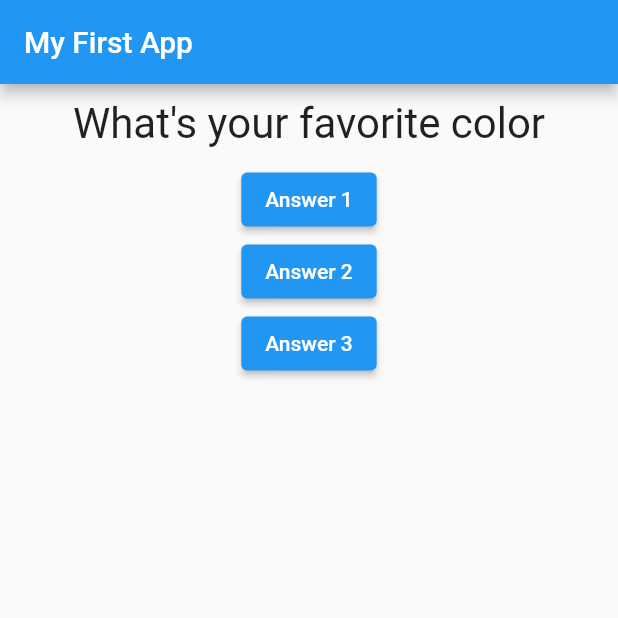
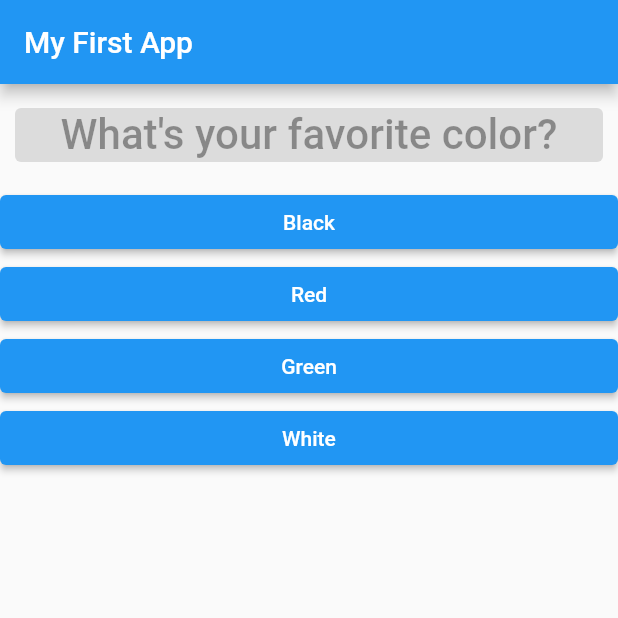
Before and after one commit to AriAlanPR/fluttercourse, a Flutter app: the screen it shows after launch, on a phone screen of 412 x 824 dp, the top half of it. Run offline on Flutter 3.47's test engine with Material 2 defaults, Android fonts, the phone set to English and light mode, and no system bars.

Commit message:
editing answers

```diff
--- /dev/null
+++ b/lib/answer.dart
@@ -0,0 +1,22 @@
+import 'package:flutter/material.dart';
+
+class Answer extends StatelessWidget {
+  final VoidCallback selectHandler;
+  String answer;
+
+  Answer(this.selectHandler, this.answer);
+
+  @override
+  Widget build(BuildContext context) {
+    return Container(
+      width: double.infinity,
+      child: ElevatedButton(
+          onPressed: selectHandler,
+          child: Text(answer),
+          style: ButtonStyle(
+            backgroundColor: MaterialStateProperty.all(Colors.blue),
+            foregroundColor: MaterialStateProperty.all(Colors.white),
+          )),
+    );
+  }
+}
--- a/lib/main.dart
+++ b/lib/main.dart
@@ -1,4 +1,5 @@
 import 'package:flutter/material.dart';
+import 'package:fluttercourse/answer.dart';
 import './question.dart';
 
 void main() => runApp(MyApp());
@@ -23,8 +24,18 @@ class _MyAppState extends State<MyApp> {
   @override
   Widget build(BuildContext context) {
     var questions = [
-      "What's your favorite color",
-      "What's your favorite animal?",
+      {
+        "questionText": "What's your favorite color?",
+        "answers": ["Black", "Red", "Green", "White"],
+      },
+      {
+        "questionText": "What's your favorite animal?",
+        "answers": ["Rabbit", "Snake", "Elephant", "Lion"]
+      },
+      {
+        "questionText": "Who's your favorite instructor?",
+        "answers": ["A", "B", "C", "D"]
+      },
     ];
     return MaterialApp(
       home: Scaffold(
@@ -34,23 +45,12 @@ class _MyAppState extends State<MyApp> {
         body: Column(
           children: [
             Question(
-              questions[_questionIndex],
+              questions[_questionIndex]["questionText"].toString(),
             ),
-            ElevatedButton(
-                onPressed: _answerQuestion,
-                child: Text('Answer 1'),
-                style: ButtonStyle(
-                  backgroundColor: MaterialStateProperty.all(Colors.blue),
-                  foregroundColor: MaterialStateProperty.all(Colors.white),
-                )),
-            ElevatedButton(
-              onPressed: () => print('Answer 2 chosen'),
-              child: Text('Answer 2'),
-            ),
-            ElevatedButton(
-              onPressed: () => print('Answer 3 chosen'),
-              child: Text('Answer 3'),
-            ),
+            ...(questions[_questionIndex]["answers"] as List<String>)
+                .map((answer) {
+              return Answer(_answerQuestion, answer);
+            }).toList()
           ],
         ),
       ),
--- a/lib/question.dart
+++ b/lib/question.dart
@@ -10,11 +10,12 @@ class Question extends StatelessWidget {
     return Container(
       width: double.infinity,
       margin: EdgeInsets.all(10),
-      child: Text(
+      child: ElevatedButton(
+          child: Text(
         questionText,
         style: TextStyle(fontSize: 28),
         textAlign: TextAlign.center,
-      ),
+      )),
     );
   }
 }
```
